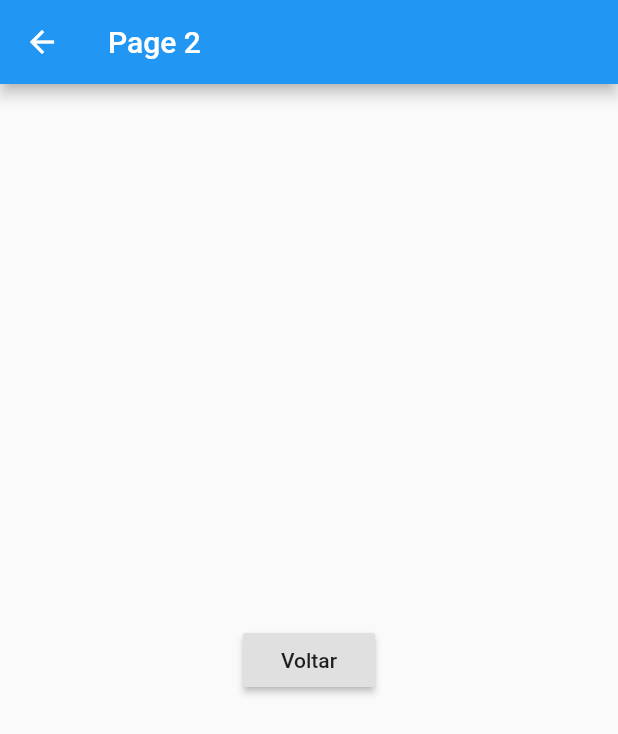
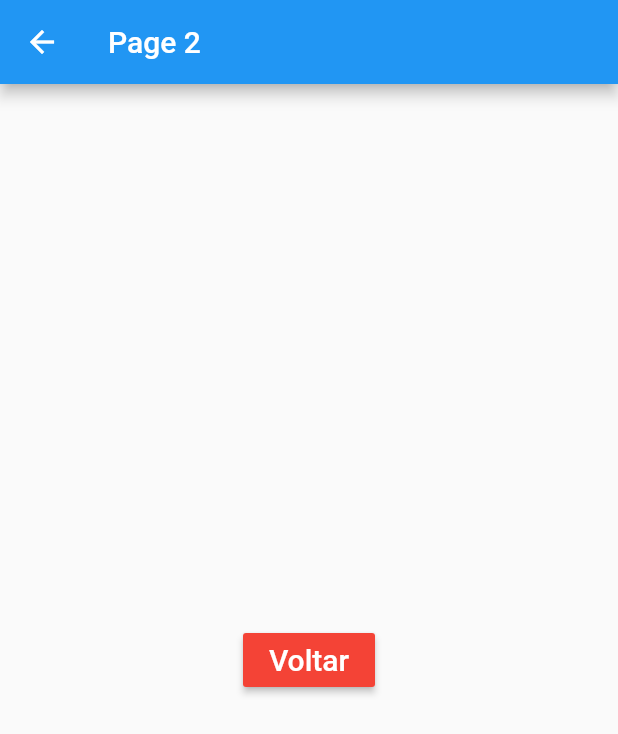
Before and after one commit to Josebr1/flutter_hello, a Flutter app: the screen it shows after launch, after a tap on "Page 2", on a phone screen of 412 x 824 dp. Shown: the top 734 px of the screen. Run offline on Flutter 3.47's test engine with Material 2 defaults, Android fonts, the phone set to English and light mode, and no system bars.

Commit message:
ListView

```diff
--- a/lib/pages/hello_page2.dart
+++ b/lib/pages/hello_page2.dart
@@ -1,5 +1,6 @@
 import 'package:flutter/cupertino.dart';
 import 'package:flutter/material.dart';
+import 'package:flutter_hello/widgets/blue_button.dart';
 
 class HelloPage2 extends StatelessWidget {
   @override
@@ -14,11 +15,16 @@ class HelloPage2 extends StatelessWidget {
 
   _body(context) {
     return Center(
-      child: RaisedButton(
-        child: Text('Voltar'),
-        onPressed: () =>
-          Navigator.pop(context)
+      child: BlueButton(
+        "Voltar",
+        onPressed: () => _onClickVoltar(context),
+        color: Colors.red,
       ),
+
     );
   }
+
+  _onClickVoltar(context){
+    Navigator.pop(context, 'Tela 2');
+  }
 }
--- a/lib/pages/home_page.dart
+++ b/lib/pages/home_page.dart
@@ -1,8 +1,11 @@
 import 'package:flutter/cupertino.dart';
 import 'package:flutter/material.dart';
+import 'package:flutter_hello/pages/hello_listview.dart';
 import 'package:flutter_hello/pages/hello_page1.dart';
 import 'package:flutter_hello/pages/hello_page2.dart';
 import 'package:flutter_hello/pages/hello_page3.dart';
+import 'package:flutter_hello/utils/nav.dart';
+import 'package:flutter_hello/widgets/blue_button.dart';
 
 class HomePage extends StatelessWidget {
   @override
@@ -54,17 +57,17 @@ class HomePage extends StatelessWidget {
         Row(
           mainAxisAlignment: MainAxisAlignment.spaceEvenly,
           children: <Widget>[
-            _button(context, 'ListView', () => _onClickNavigator(context, HelloPage1())),
-            _button(context, 'Page 2', () => _onClickNavigator(context, HelloPage2())),
-            _button(context, 'Page 3', () => _onClickNavigator(context, HelloPage3())),
+            BlueButton('ListView', onPressed: () => _onClickNavigator(context, HelloListView())),
+            BlueButton('Page 2', onPressed: () => _onClickNavigator(context, HelloPage2())),
+            BlueButton('Page 3', onPressed: () => _onClickNavigator(context, HelloPage3())),
           ],
         ),
         Row(
           mainAxisAlignment: MainAxisAlignment.spaceEvenly,
           children: <Widget>[
-            _button(context, 'Snack', _onClickSnack),
-            _button(context, 'Dialog', _onClickDialog),
-            _button(context, 'Toast', _onClickToast),
+            BlueButton('Snack', onPressed: _onClickSnack),
+            BlueButton('Dialog', onPressed: _onClickDialog),
+            BlueButton('Toast', onPressed: _onClickToast),
           ],
         ),
       ],
@@ -80,24 +83,10 @@ class HomePage extends StatelessWidget {
   _onClickToast() {
   }
 
-  void _onClickNavigator(BuildContext context, Widget page) {
-    Navigator.push(context, MaterialPageRoute(builder: (BuildContext context) { return page; }));
+  void _onClickNavigator(BuildContext context, Widget page) async {
+    String s = await push(context, page);
+    print("$s");
   }
-
-  _button(context, String text, Function onPressed) {
-    return RaisedButton(
-      color: Colors.blue,
-      child: Text(
-        text,
-        style: TextStyle(
-          color: Colors.white,
-        ),
-      ),
-      onPressed: onPressed,
-    );
-  }
-
-
 
   _img(String img) {
     return Image.asset(
--- /dev/null
+++ b/lib/utils/nav.dart
@@ -0,0 +1,7 @@
+import 'package:flutter/material.dart';
+
+Future push(BuildContext context, Widget page) {
+  return Navigator.push(context, MaterialPageRoute(builder: (BuildContext context) {
+    return page;
+  }));
+}
--- /dev/null
+++ b/lib/widgets/blue_button.dart
@@ -0,0 +1,26 @@
+import 'package:flutter/cupertino.dart';
+import 'package:flutter/material.dart';
+
+class BlueButton extends StatelessWidget {
+
+  final String text;
+  final Function onPressed;
+  final Color color;
+
+  BlueButton(this.text, {@required this.onPressed, this.color = Colors.blue});
+
+  @override
+  Widget build(BuildContext context) {
+    return RaisedButton(
+      color: this.color,
+      child: Text(
+        text,
+        style: TextStyle(
+          color: Colors.white,
+          fontSize: 20,
+        ),
+      ),
+      onPressed: onPressed,
+    );
+  }
+}
```
Also changed, not shown: lib/pages/hello_listview.dart (added, +33 -0 lines), lib/pages/hello_page3.dart (+11 -1 lines).
